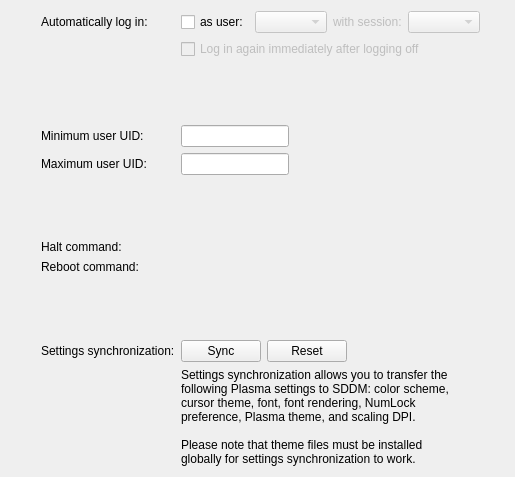
Qt form src/ui/advancedconfig.ui (KDE/sddm-kcm) before a commit.
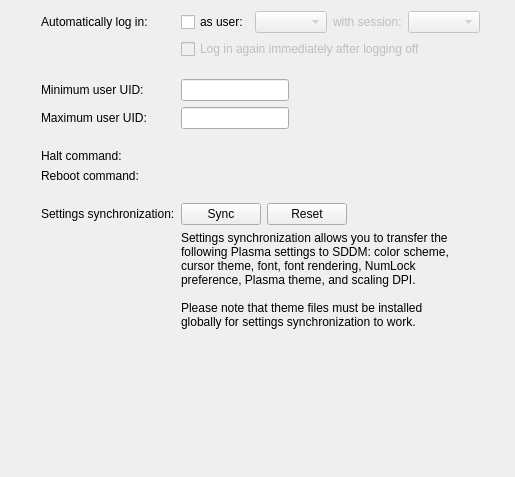
The same form after that commit. Icons and pictures are not drawn. Custom widgets are drawn as their Qt base class.

Commit message:
Don't let the Advanced tab's spacers expand all they want
Summary:
We have 3 vertical spacers in the Advanced tab and they're defined as Expanding.

So that means they become quite the gaps if the window is expanded.

This patch changes their size policy to Preferred to avoid such a feature.

FIXED-IN: 5.18.1

Subscribers: plasma-devel

Tags: #plasma

```diff
--- a/src/ui/advancedconfig.ui
+++ b/src/ui/advancedconfig.ui
@@ -82,6 +82,9 @@
        <property name="orientation">
         <enum>Qt::Vertical</enum>
        </property>
+       <property name="sizeType">
+        <enum>QSizePolicy::Preferred</enum>
+       </property>
        <property name="sizeHint" stdset="0">
         <size>
          <width>8</width>
@@ -135,6 +138,9 @@
        <property name="orientation">
         <enum>Qt::Vertical</enum>
        </property>
+       <property name="sizeType">
+        <enum>QSizePolicy::Preferred</enum>
+       </property>
        <property name="sizeHint" stdset="0">
         <size>
          <width>8</width>
@@ -182,6 +188,9 @@
        <property name="orientation">
         <enum>Qt::Vertical</enum>
        </property>
+       <property name="sizeType">
+        <enum>QSizePolicy::Preferred</enum>
+       </property>
        <property name="sizeHint" stdset="0">
         <size>
          <width>8</width>
```
